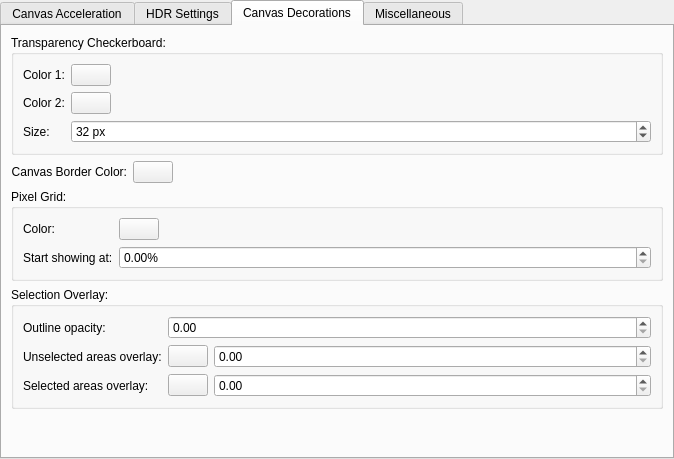
The window that libs/ui/forms/wdgdisplaysettings.ui (SatyamxUniverse/krita) describes before a commit, drawn with Qt 5.
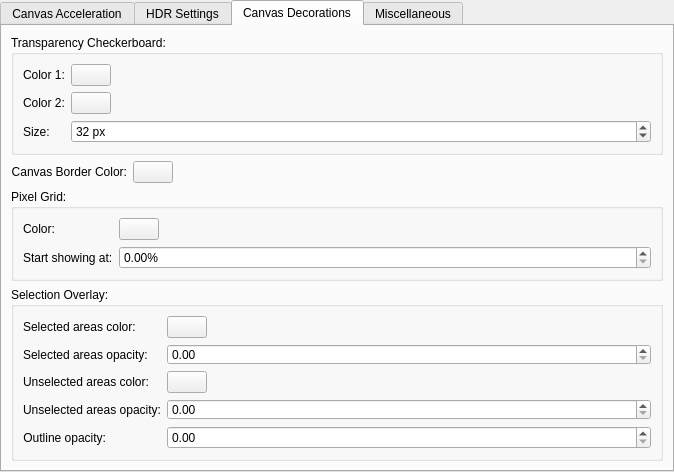
The same window after the commit. The open tabs and pages were chosen to show the change. Custom widgets are drawn as their Qt base class.

The edit to the form file:
```diff
--- a/libs/ui/forms/wdgdisplaysettings.ui
+++ b/libs/ui/forms/wdgdisplaysettings.ui
@@ -414,67 +414,36 @@
          <property name="title">
           <string>Selection Overlay:</string>
          </property>
-         <layout class="QGridLayout" name="gridLayout_2">
+         <layout class="QFormLayout" name="formLayout_6">
           <item row="0" column="0">
-           <widget class="QLabel" name="label_2">
-            <property name="sizePolicy">
-             <sizepolicy hsizetype="Minimum" vsizetype="Preferred">
-              <horstretch>0</horstretch>
-              <verstretch>0</verstretch>
-             </sizepolicy>
-            </property>
-            <property name="text">
-             <string>Outline opacity:</string>
-            </property>
-            <property name="alignment">
-             <set>Qt::AlignLeading|Qt::AlignLeft|Qt::AlignVCenter</set>
-            </property>
-           </widget>
-          </item>
-          <item row="0" column="1" colspan="2">
-           <widget class="KisDoubleSliderSpinBox" name="sldSelectionOutlineOpacity">
-            <property name="sizePolicy">
-             <sizepolicy hsizetype="Expanding" vsizetype="Fixed">
-              <horstretch>0</horstretch>
-              <verstretch>0</verstretch>
-             </sizepolicy>
-            </property>
-           </widget>
-          </item>
-          <item row="1" column="0">
            <widget class="QLabel" name="label_12">
+            <property name="text">
+             <string>Selected areas color:</string>
+            </property>
+           </widget>
+          </item>
+          <item row="0" column="1">
+           <widget class="KisColorButton" name="btnSelectedAreasOverlayColor">
             <property name="sizePolicy">
-             <sizepolicy hsizetype="Minimum" vsizetype="Preferred">
+             <sizepolicy hsizetype="Fixed" vsizetype="Fixed">
               <horstretch>0</horstretch>
               <verstretch>0</verstretch>
              </sizepolicy>
             </property>
             <property name="text">
-             <string>Unselected areas overlay:</string>
+             <string/>
+            </property>
+           </widget>
+          </item>
+          <item row="1" column="0">
+           <widget class="QLabel" name="label_3">
+            <property name="text">
+             <string>Selected areas opacity:</string>
             </property>
            </widget>
           </item>
           <item row="1" column="1">
-           <widget class="KisColorButton" name="btnUnselectedAreasOverlayColor">
-            <property name="sizePolicy">
-             <sizepolicy hsizetype="Fixed" vsizetype="Fixed">
-              <horstretch>0</horstretch>
-              <verstretch>0</verstretch>
-             </sizepolicy>
-            </property>
-            <property name="text">
-             <string/>
-            </property>
-           </widget>
-          </item>
-          <item row="1" column="2">
-           <widget class="KisDoubleSliderSpinBox" name="sldUnselectedAreasOverlayOpacity">
-            <property name="sizePolicy">
-             <sizepolicy hsizetype="Expanding" vsizetype="Fixed">
-              <horstretch>0</horstretch>
-              <verstretch>0</verstretch>
-             </sizepolicy>
-            </property>
+           <widget class="KisDoubleSliderSpinBox" name="sldSelectedAreasOverlayOpacity">
             <property name="minimumSize">
              <size>
               <width>50</width>
@@ -485,19 +454,13 @@
           </item>
           <item row="2" column="0">
            <widget class="QLabel" name="label_13">
-            <property name="sizePolicy">
-             <sizepolicy hsizetype="Minimum" vsizetype="Preferred">
-              <horstretch>0</horstretch>
-              <verstretch>0</verstretch>
-             </sizepolicy>
-            </property>
             <property name="text">
-             <string>Selected areas overlay:</string>
+             <string>Unselected areas color:</string>
             </property>
            </widget>
           </item>
           <item row="2" column="1">
-           <widget class="KisColorButton" name="btnSelectedAreasOverlayColor">
+           <widget class="KisColorButton" name="btnUnselectedAreasOverlayColor">
             <property name="sizePolicy">
              <sizepolicy hsizetype="Fixed" vsizetype="Fixed">
               <horstretch>0</horstretch>
@@ -509,14 +472,15 @@
             </property>
            </widget>
           </item>
-          <item row="2" column="2">
-           <widget class="KisDoubleSliderSpinBox" name="sldSelectedAreasOverlayOpacity">
-            <property name="sizePolicy">
-             <sizepolicy hsizetype="Expanding" vsizetype="Fixed">
-              <horstretch>0</horstretch>
-              <verstretch>0</verstretch>
-             </sizepolicy>
+          <item row="3" column="0">
+           <widget class="QLabel" name="label_8">
+            <property name="text">
+             <string>Unselected areas opacity:</string>
             </property>
+           </widget>
+          </item>
+          <item row="3" column="1">
+           <widget class="KisDoubleSliderSpinBox" name="sldUnselectedAreasOverlayOpacity">
             <property name="minimumSize">
              <size>
               <width>50</width>
@@ -525,6 +489,25 @@
             </property>
            </widget>
           </item>
+          <item row="4" column="0">
+           <widget class="QLabel" name="label_2">
+            <property name="sizePolicy">
+             <sizepolicy hsizetype="Minimum" vsizetype="Preferred">
+              <horstretch>0</horstretch>
+              <verstretch>0</verstretch>
+             </sizepolicy>
+            </property>
+            <property name="text">
+             <string>Outline opacity:</string>
+            </property>
+            <property name="alignment">
+             <set>Qt::AlignRight|Qt::AlignTrailing|Qt::AlignVCenter</set>
+            </property>
+           </widget>
+          </item>
+          <item row="4" column="1">
+           <widget class="KisDoubleSliderSpinBox" name="sldSelectionOutlineOpacity"/>
+          </item>
          </layout>
         </widget>
        </item>
```
